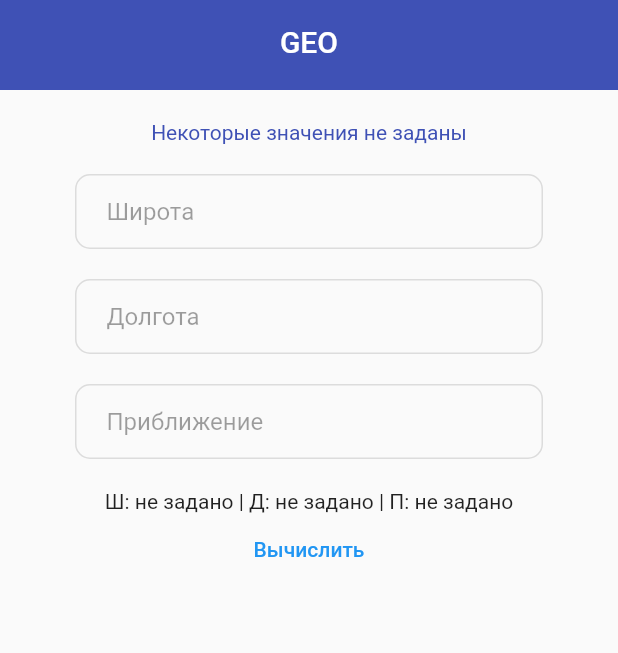
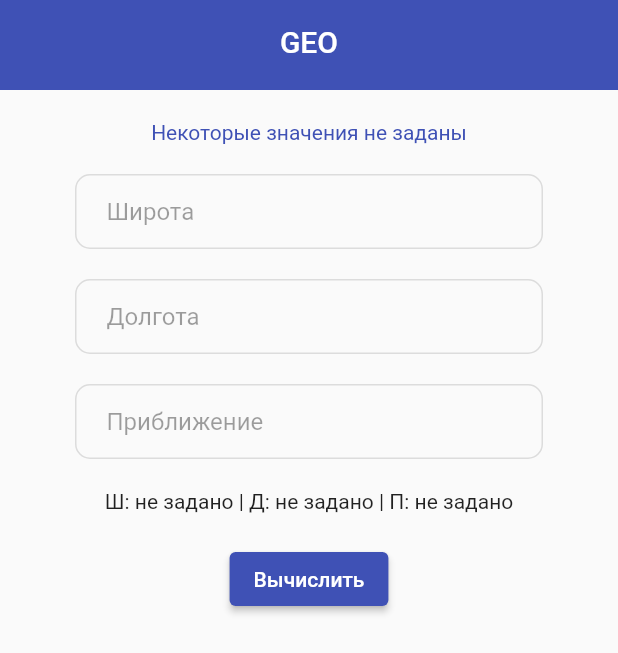
Before and after one commit to TemityStolyarov/geo_yandex, a Flutter app: the screen it shows after launch, after a tap on "Вычислить", on a phone screen of 412 x 824 dp. Shown: the top 653 px of the screen. Run offline on Flutter 3.47's test engine with Material 2 defaults, Android fonts, the phone set to English and light mode, and no system bars.

Commit message:
update interface and formula
update interface and formula

```diff
--- a/lib/main.dart
+++ b/lib/main.dart
@@ -1,19 +1,17 @@
 import 'package:flutter/material.dart';
-import 'dart:math' as math;
+import 'dart:math';
 
 void main() {
   runApp(const MainApp());
 }
 
 String getTileURL(lat, lon, zoom) {
-  final double xtile = (lon + 180) / 360 * (1 << zoom).floor();
-  final double ytile = (1 -
-          math.log(math.tan(lat * math.pi / 180) +
-                  1 / math.cos(lat * math.pi / 180)) /
-              math.pi) /
+  int xTile = ((lon + 180) / 360 * (1 << zoom)).floor();
+  int yTile = ((1 - (log(tan(lat * pi / 180) + 1 / cos(lat * pi / 180)) / pi)) /
           2 *
-      (1 << zoom).floor();
-  return "https://core-carparks-renderer-lots.maps.yandex.net/maps-rdr-carparks/tiles?l=carparks&x=$xtile&y=$ytile&z=$zoom&scale=1&lang=ru_RU";
+          (1 << zoom))
+      .floor();
+  return "https://core-carparks-renderer-lots.maps.yandex.net/maps-rdr-carparks/tiles?l=carparks&x=$xTile&y=$yTile&z=$zoom&scale=1&lang=ru_RU";
 }
 
 class MainApp extends StatefulWidget {
@@ -27,7 +25,7 @@ class _MainAppState extends State<MainApp> {
   double? lat;
   double? lon;
   int? zoom;
-  String? path;
+  String? _path;
 
   @override
   Widget build(BuildContext context) {
@@ -45,13 +43,15 @@ class _MainAppState extends State<MainApp> {
             ),
           ),
         ),
-        body: Center(
+        body: SingleChildScrollView(
+          child: Center(
             child: Padding(
               padding: const EdgeInsets.symmetric(horizontal: 50, vertical: 20),
               child: Column(
                 children: [
                   Text(
-                  path ?? 'Некоторые значения не заданы',
+                    textAlign: TextAlign.center,
+                    _path ?? 'Некоторые значения не заданы',
                     style: const TextStyle(
                       color: Colors.indigo,
                     ),
@@ -140,15 +140,20 @@ class _MainAppState extends State<MainApp> {
                   const SizedBox(height: 20),
                   Text(
                       'Ш: ${lat ?? 'не задано'} | Д: ${lon ?? 'не задано'} | П: ${zoom ?? 'не задано'}'),
-                TextButton(
+                  const SizedBox(height: 20),
+                  ElevatedButton(
+                    style: const ButtonStyle(
+                      backgroundColor: MaterialStatePropertyAll(Colors.indigo),
+                    ),
                     onPressed: () {
+                      String path;
                       if (lat != null && lon != null && zoom != null) {
                         path = getTileURL(lat, lon, zoom);
                       } else {
                         path = 'Некоторые значения не заданы';
                       }
                       setState(() {
-                      path = path;
+                        _path = path;
                         print(path);
                       });
                     },
@@ -159,6 +164,7 @@ class _MainAppState extends State<MainApp> {
             ),
           ),
         ),
+      ),
     );
   }
 }
```
Lines whose indentation alone changed are shown as unchanged.
